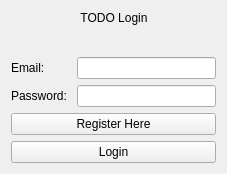
aonghena/3112-Project, file UI/loginwindow.ui: the form before one commit.
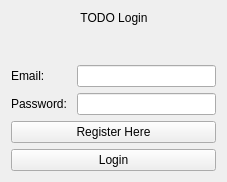
The form after the commit.

The edit to the form file:
```diff
--- a/UI/loginwindow.ui
+++ b/UI/loginwindow.ui
@@ -7,7 +7,7 @@
     <x>0</x>
     <y>0</y>
     <width>227</width>
-    <height>174</height>
+    <height>182</height>
    </rect>
   </property>
   <property name="windowTitle">
@@ -80,7 +80,11 @@
         </widget>
        </item>
        <item>
-        <widget class="QLineEdit" name="passwordInput"/>
+        <widget class="QLineEdit" name="passwordInput">
+         <property name="echoMode">
+          <enum>QLineEdit::Password</enum>
+         </property>
+        </widget>
        </item>
       </layout>
      </item>
```
